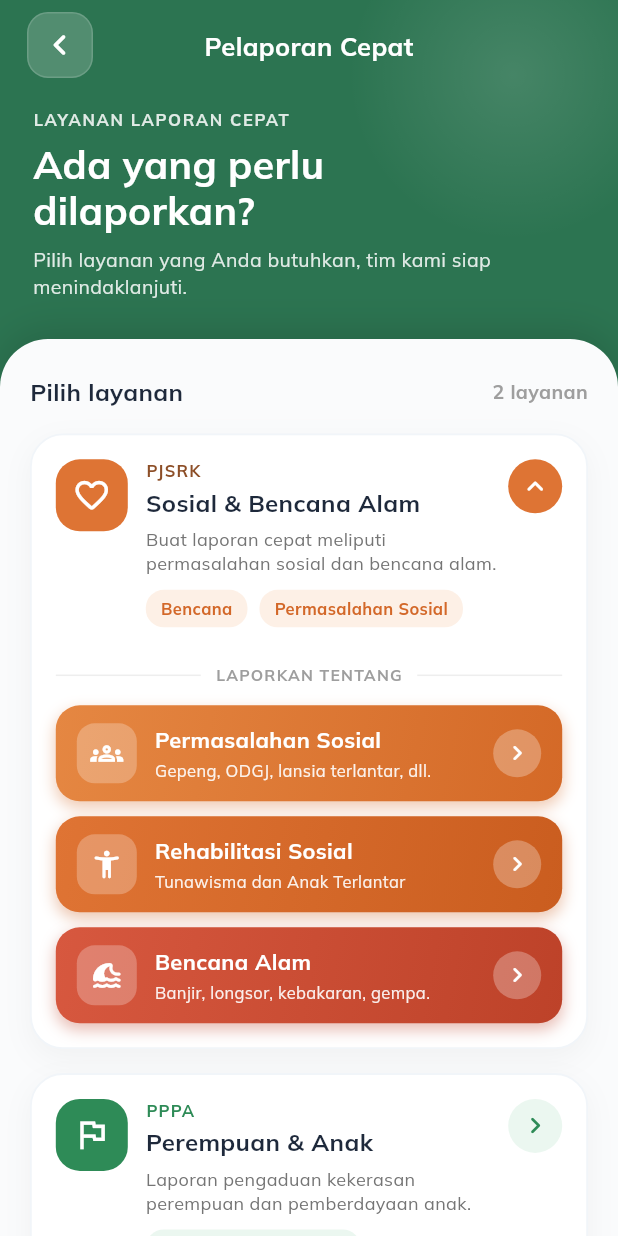
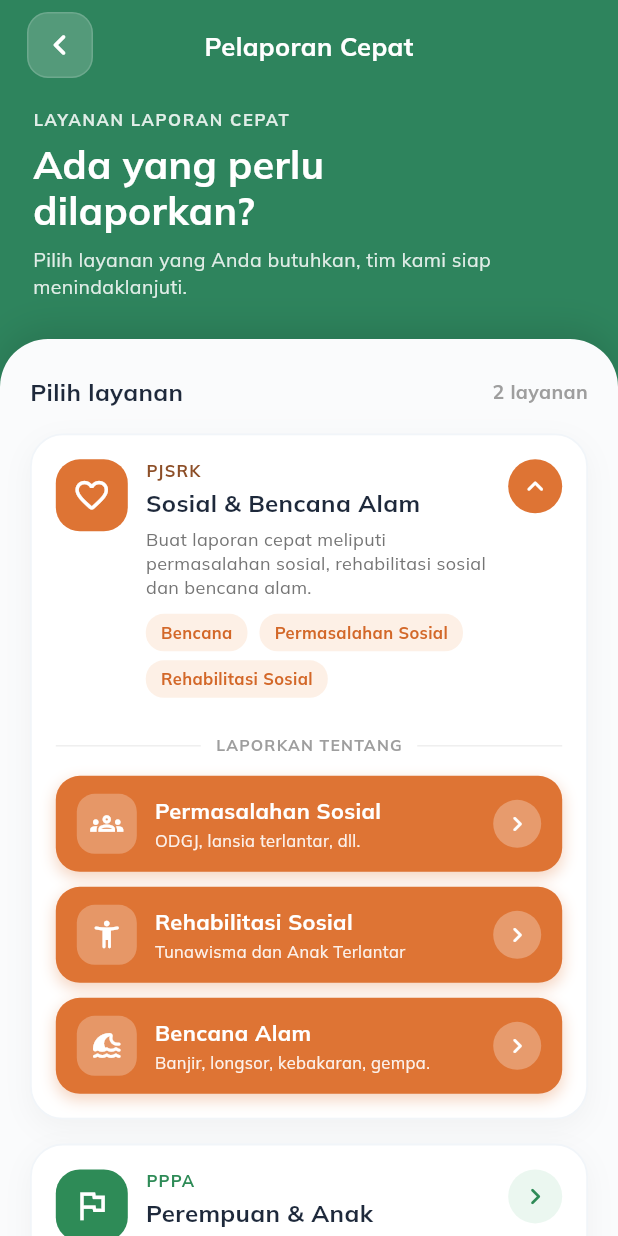
Before and after one commit to Raven69-igtm/sentra-mobile, a Flutter app: the PelaporanCepatMenuScreen screen opened directly, on a phone screen of 412 x 824 dp. Run offline on Flutter 3.47's test engine with Material 3 defaults, Android fonts, the phone set to English and light mode, and no system bars; our stand-ins replace audioplayers, auto_size_text, awesome_notifications, carousel_slider, device_preview, dio and 16 more; accounts and stored records are empty; generated files the repository leaves out were written again.

Commit message:
menyambungkan laporan cepat ppa dengan backend

```diff
--- a/lib/features/report/services/quick_report_service.dart
+++ b/lib/features/report/services/quick_report_service.dart
@@ -2,8 +2,10 @@ import 'package:sentra/core/network/api_client.dart';
 import 'package:sentra/core/network/api_exception.dart';
 
 class LaporanCepatService {
+  /// [idAkun] boleh null: Laporan Cepat dapat dikirim tanpa login dan akan
+  /// dicatat pada akun pelapor anonim oleh backend.
   Future<Map<String, dynamic>> kirimLaporanCepat({
-    required int idAkun,
+    int? idAkun,
     required String nik,
     required String nama,
     required String noTelp,
@@ -11,14 +13,17 @@ class LaporanCepatService {
     required String deskripsi,
   }) async {
     try {
-      final response = await ApiClient.postRequest('/laporan-cepat', {
-        'id_akun': idAkun,
+      final payload = <String, dynamic>{
+        // Hanya dikirim bila user sedang login. Tanpa id_akun, backend
+        // mencatat laporan pada akun pelapor anonim (role guest).
+        if (idAkun != null) 'id_akun': idAkun,
         'nik': nik,
         'nama': nama,
         'no_telp': noTelp,
         'alamat': alamat,
         'deskripsi': deskripsi,
-      });
+      };
+      final response = await ApiClient.postRequest('/laporan-cepat', payload);
 
       final data = response.data;
       if (data is Map && data['success'] == true) {
--- a/lib/features/report/views/pelaporan_cepat_menu_screen.dart
+++ b/lib/features/report/views/pelaporan_cepat_menu_screen.dart
@@ -41,7 +41,7 @@ class PelaporanCepatMenuScreen extends StatelessWidget {
   @override
   Widget build(BuildContext context) {
     return Scaffold(
-      backgroundColor: const Color(0xFF2C7451), // Warna hijau emerald tema Sentra
+      backgroundColor: const Color.fromARGB(255, 46, 132, 93), // Warna hijau tua polos tanpa gradasi tema Sentra
       body: SafeArea(
         bottom: false,
         child: Column(
--- a/lib/features/report/views/pppa_quick_report_screen.dart
+++ b/lib/features/report/views/pppa_quick_report_screen.dart
@@ -1,9 +1,11 @@
 import 'dart:math';
 import 'package:flutter/material.dart';
 import 'package:flutter/services.dart';
+import 'package:provider/provider.dart';
 import 'package:sentra/core/utils/address_field.dart';
 import 'package:sentra/core/utils/app_colors.dart';
 import 'package:sentra/core/utils/custom_snackbar.dart';
+import 'package:sentra/features/auth/controllers/user_provider.dart';
 import 'package:sentra/features/report/services/quick_report_service.dart';
 import 'package:sentra/features/report/views/widgets/pppa/pppa_success_dialog.dart';
 import 'package:sentra/features/report/views/widgets/pppa/pppa_text_field.dart';
@@ -183,6 +185,10 @@ class _PppaQuickReportScreenState extends State<PppaQuickReportScreen>
       return;
     }
 
+    // Boleh tanpa login: bila user sedang login, laporan tetap tercatat
+    // atas akunnya; bila tidak, backend memakai akun pelapor anonim.
+    final idAkun = Provider.of<UserProvider>(context, listen: false).idAkun;
+
     setState(() {
       _isLoading = true;
       _errorMessage = null;
@@ -190,7 +196,7 @@ class _PppaQuickReportScreenState extends State<PppaQuickReportScreen>
 
     try {
       final result = await _service.kirimLaporanCepat(
-        idAkun: 3,
+        idAkun: idAkun,
         nik: nikController.text,
         nama: namaController.text,
         noTelp: telpController.text,
@@ -246,7 +252,7 @@ class _PppaQuickReportScreenState extends State<PppaQuickReportScreen>
               gradient: LinearGradient(
                 begin: Alignment.topLeft,
                 end: Alignment.bottomRight,
-                colors: [Color(0xFF266E4E), Color(0xFF1E563D)],
+                colors: [Color.fromARGB(255, 45, 138, 96), Color(0xFF1E563D)],
               ),
             ),
           ),
--- a/lib/features/report/views/widgets/pelaporan_cepat/card_pjsrk.dart
+++ b/lib/features/report/views/widgets/pelaporan_cepat/card_pjsrk.dart
@@ -182,7 +182,7 @@ class _CardPjsrkState extends State<CardPjsrk> {
                         ),
                         const SizedBox(height: 4),
                         Text(
-                          "Buat laporan cepat meliputi permasalahan sosial dan bencana alam.",
+                          "Buat laporan cepat meliputi permasalahan sosial, rehabilitasi sosial dan bencana alam.",
                           style: TextStyle(
                             fontSize: 12,
                             color: Colors.grey.shade600,
@@ -204,6 +204,11 @@ class _CardPjsrkState extends State<CardPjsrk> {
                             ),
                             TagChip(
                               label: "Permasalahan Sosial",
+                              bgColor: Color(0xFFFDF0E6),
+                              textColor: Color(0xFFD36829),
+                            ),
+                            TagChip(
+                              label: "Rehabilitasi Sosial",
                               bgColor: Color(0xFFFDF0E6),
                               textColor: Color(0xFFD36829),
                             ),
@@ -280,43 +285,34 @@ class _CardPjsrkState extends State<CardPjsrk> {
 
                   const SizedBox(height: 4),
 
-                  // Sub-tombol 1: Permasalahan Sosial
+                  // Sub-tombol 1: Permasalahan Sosial (Warna orens cerah polos tanpa gradasi)
                   _buildSubCategoryButton(
                     title: "Permasalahan Sosial",
-                    subtitle: "Gepeng, ODGJ, lansia terlantar, dll.",
+                    subtitle: "ODGJ, lansia terlantar, dll.",
                     icon: Icons.groups_outlined,
-                    gradientColors: const [
-                      Color(0xFFE58742),
-                      Color(0xFFD46927),
-                    ],
+                    backgroundColor: Color(0xFFDE7434),
                     onTap: _openPermasalahanSosial,
                   ),
 
                   const SizedBox(height: 10),
 
-                  // Sub-tombol 2: Rehabilitasi Sosial
+                  // Sub-tombol 2: Rehabilitasi Sosial (Warna orens cerah polos tanpa gradasi)
                   _buildSubCategoryButton(
                     title: "Rehabilitasi Sosial",
                     subtitle: "Tunawisma dan Anak Terlantar",
                     icon: Icons.accessibility_new_rounded,
-                    gradientColors: const [
-                      Color(0xFFDF7434),
-                      Color(0xFFCA5D1F),
-                    ],
+                    backgroundColor:  Color(0xFFDE7434),
                     onTap: _openRehabilitasiSosial,
                   ),
 
                   const SizedBox(height: 10),
 
-                  // Sub-tombol 3: Bencana Alam
+                  // Sub-tombol 3: Bencana Alam (Warna orens cerah polos tanpa gradasi)
                   _buildSubCategoryButton(
                     title: "Bencana Alam",
                     subtitle: "Banjir, longsor, kebakaran, gempa.",
                     icon: Icons.tsunami_rounded,
-                    gradientColors: const [
-                      Color(0xFFD7583F),
-                      Color(0xFFBD4229),
-                    ],
+                    backgroundColor:  Color(0xFFDE7434),
                     onTap: _openBencanaAlam,
                   ),
                 ],
@@ -333,25 +329,21 @@ class _CardPjsrkState extends State<CardPjsrk> {
     );
   }
 
-  /// Helper untuk membangun tombol gradien sub-kategori
+  /// Helper untuk membangun tombol sub-kategori berwarna orens cerah polos tanpa gradasi
   Widget _buildSubCategoryButton({
     required String title,
     required String subtitle,
     required IconData icon,
-    required List<Color> gradientColors,
+    required Color backgroundColor,
     required VoidCallback onTap,
   }) {
     return Container(
       decoration: BoxDecoration(
-        gradient: LinearGradient(
-          begin: Alignment.topLeft,
-          end: Alignment.bottomRight,
-          colors: gradientColors,
-        ),
+        color: backgroundColor, // Warna orens cerah polos tanpa gradasi
         borderRadius: BorderRadius.circular(16),
         boxShadow: [
           BoxShadow(
-            color: gradientColors.last.withOpacity(0.35),
+            color: backgroundColor.withOpacity(0.3),
             blurRadius: 8,
             offset: const Offset(0, 4),
           ),
--- a/lib/features/report/views/widgets/pelaporan_cepat/header_pelaporan_cepat.dart
+++ b/lib/features/report/views/widgets/pelaporan_cepat/header_pelaporan_cepat.dart
@@ -16,31 +16,10 @@ class HeaderPelaporanCepat extends StatelessWidget {
 
   @override
   Widget build(BuildContext context) {
-    return Stack(
+    // Konten utama App Bar dan Teks Hero (Hijau tua polos tanpa gradasi)
+    return Column(
+      crossAxisAlignment: CrossAxisAlignment.stretch,
       children: [
-        // Dekorasi visual lingkaran gradien lembut di pojok kanan atas
-        Positioned(
-          top: -60,
-          right: -40,
-          child: Container(
-            width: 220,
-            height: 220,
-            decoration: BoxDecoration(
-              shape: BoxShape.circle,
-              gradient: RadialGradient(
-                colors: [
-                  Colors.white.withOpacity(0.12),
-                  Colors.white.withOpacity(0.0),
-                ],
-              ),
-            ),
-          ),
-        ),
-
-        // Konten utama App Bar dan Teks Hero
-        Column(
-          crossAxisAlignment: CrossAxisAlignment.stretch,
-          children: [
             // -----------------------------------------------------------------
             // 1. TOP APP BAR (Tombol Kembali, Judul, Tombol Notifikasi)
             // -----------------------------------------------------------------
@@ -137,8 +116,6 @@ class HeaderPelaporanCepat extends StatelessWidget {
               ),
             ),
           ],
-        ),
-      ],
-    );
+        );
   }
 }
```
